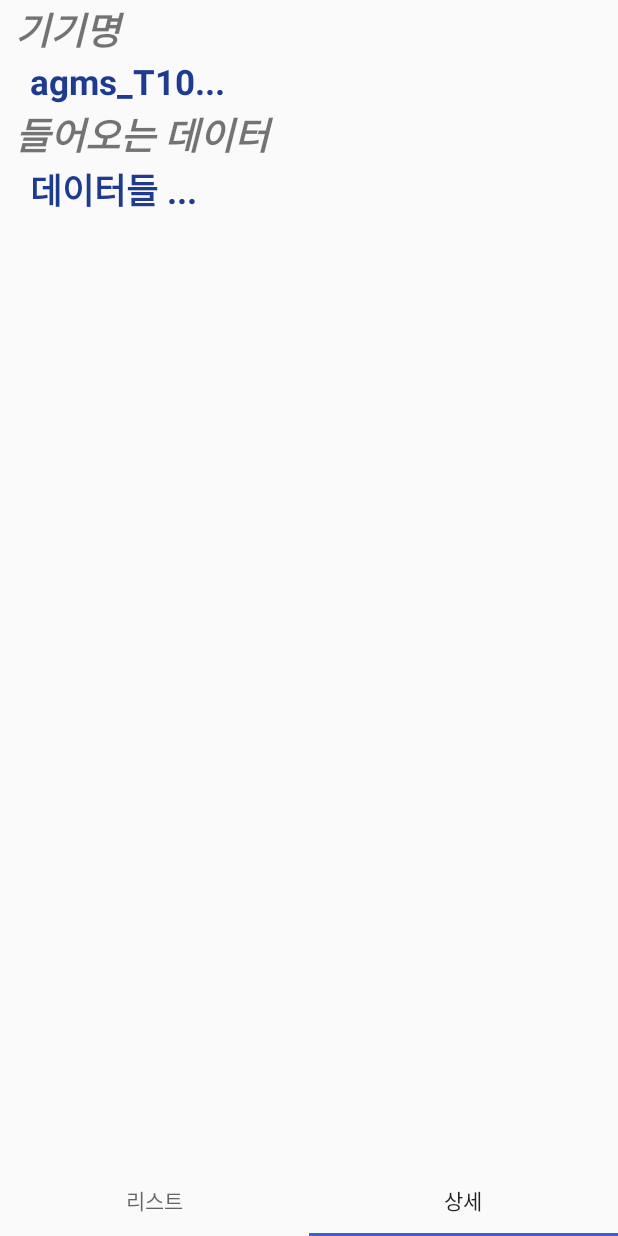
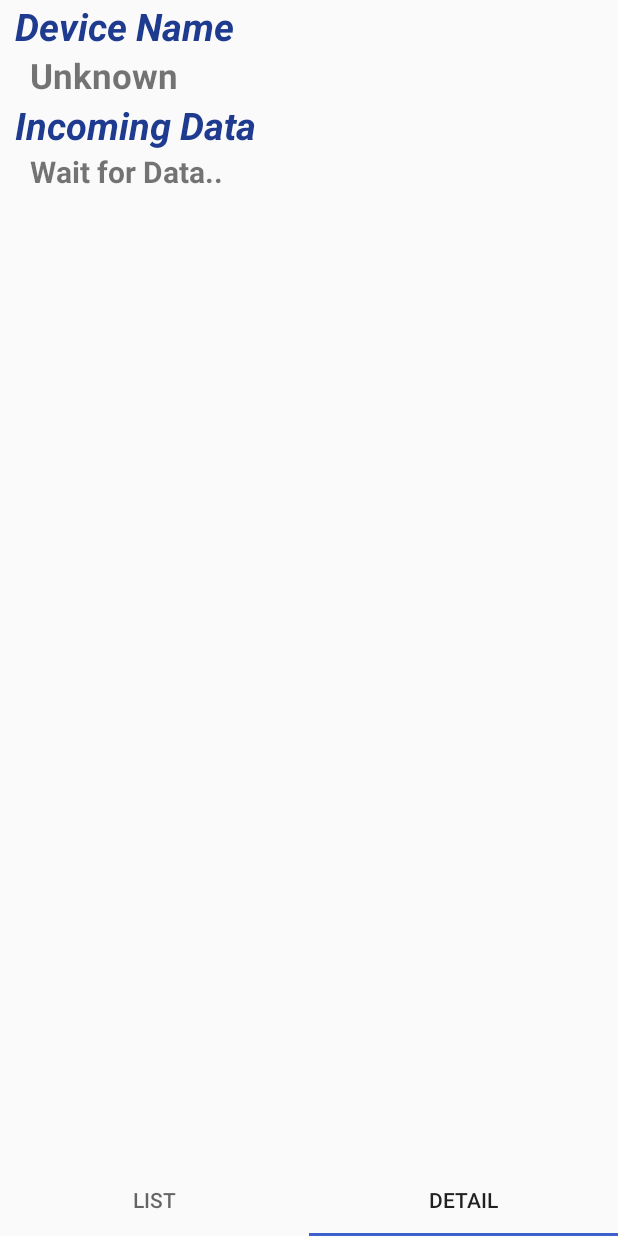
Before and after one commit to choco5732/BLEConnectAndGetData, an Android app: the screen it shows after launch (MainActivity), item 2 of the bottom bar chosen, on a phone screen of 412 x 824 dp. Run offline under Robolectric (Android 15) with nearby library versions, the phone set to English and light mode, and no system bars.

Commit message:
누르면 이동

```diff
--- a/app/src/main/java/com/example/protocol20datainfo/presentation/BleListFragment.kt
+++ b/app/src/main/java/com/example/protocol20datainfo/presentation/BleListFragment.kt
@@ -25,6 +25,8 @@ import androidx.core.app.ActivityCompat
 import androidx.fragment.app.Fragment
 import androidx.lifecycle.ViewModelProvider
 import androidx.recyclerview.widget.LinearLayoutManager
+import androidx.viewpager2.widget.ViewPager2
+import com.example.protocol20datainfo.R
 import com.example.protocol20datainfo.databinding.FragmentBleListBinding
 import com.example.protocol20datainfo.presentation.MainActivity.Companion.characteristicUuidWriteT10
 import java.util.Calendar
@@ -164,15 +166,13 @@ class BleListFragment : Fragment() {
 
 //                    state = true
                     deviceAdapter.updateUiForConnect(gatt.device.address)
+
+                    val viewPager = activity?.findViewById<ViewPager2>(R.id.view_pager)
+                    viewPager?.let {
+                        it.setCurrentItem(1, true)
+                    }
+
                 }
-
-//                GlobalScope.launch {
-//                    withContext(Dispatchers.Main) {
-//                        Toast.makeText(requireContext(), "${gatt.device.name} 에 연결되었습니다! \n데이터를 가져오는 중입니다.. \n잠시만 기다려주세요..", Toast.LENGTH_SHORT).show()
-//                        // Update UI using updateUiForConnect
-//                        deviceAdapter.updateUiForConnect(gatt.device.name)
-//                    }
-//                }
             } else {
                 Log.d("choco5732" ,"가트 진입 실패!")
             }
--- a/app/src/main/java/com/example/protocol20datainfo/presentation/MainActivity.kt
+++ b/app/src/main/java/com/example/protocol20datainfo/presentation/MainActivity.kt
@@ -20,7 +20,9 @@ import androidx.appcompat.app.AppCompatActivity
 import androidx.core.animation.doOnEnd
 import androidx.core.app.ActivityCompat
 import androidx.core.splashscreen.SplashScreen.Companion.installSplashScreen
+import com.example.protocol20datainfo.R
 import com.example.protocol20datainfo.databinding.MainActivityBinding
+import com.google.android.material.tabs.TabLayout
 import com.google.android.material.tabs.TabLayoutMediator
 import java.util.UUID
 
@@ -42,6 +44,11 @@ class MainActivity : AppCompatActivity() {
         private const val UUID_CONNECTION_CHARACTERISTIC_READ_T01 = "e1b40001-ffc4-4daa-a49b-1c92f99072ab"
 
         var state: Boolean = false
+
+        private val tabIcon = arrayListOf(
+            R.drawable.round_bluetooth_searching_24,
+            R.drawable.baseline_assessment_24
+        )
     }
 
     lateinit var binding: MainActivityBinding
@@ -64,7 +71,23 @@ class MainActivity : AppCompatActivity() {
         viewPager.adapter = viewPagerAdapter
         TabLayoutMediator(tabLayout, viewPager) { tab, position ->
             tab.setText(viewPagerAdapter.getTitle(position))
+//            tab.setIcon(tabIcon[position])
         }.attach()
+
+//        tabLayout.addOnTabSelectedListener(object: TabLayout.OnTabSelectedListener{
+//            override fun onTabSelected(tab: TabLayout.Tab?) {
+////                val icon = when (tab?.position) {
+////                }
+//            }
+//
+//            override fun onTabUnselected(tab: TabLayout.Tab?) {
+//                TODO("Not yet implemented")
+//            }
+//
+//            override fun onTabReselected(tab: TabLayout.Tab?) {
+//                TODO("Not yet implemented")
+//            }
+//        })
 
 
         // 스플래쉬 API 애니메이션 설정
--- /dev/null
+++ b/app/src/main/res/drawable/baseline_assessment_24.xml
@@ -0,0 +1,5 @@
+<vector xmlns:android="http://schemas.android.com/apk/res/android" android:height="24dp" android:tint="#1900FD" android:viewportHeight="24" android:viewportWidth="24" android:width="24dp">
+
+    <path android:fillColor="@android:color/white" android:pathData="M19,3L5,3c-1.1,0 -2,0.9 -2,2v14c0,1.1 0.9,2 2,2h14c1.1,0 2,-0.9 2,-2L21,5c0,-1.1 -0.9,-2 -2,-2zM9,17L7,17v-7h2v7zM13,17h-2L11,7h2v10zM17,17h-2v-4h2v4z"/>
+
+</vector>
--- a/app/src/main/res/drawable/ic_bluetooth_blue.xml
+++ b/app/src/main/res/drawable/ic_bluetooth_blue.xml
@@ -1,4 +1,4 @@
-<vector xmlns:android="http://schemas.android.com/apk/res/android" android:height="24dp" android:tint="#1D41E0" android:viewportHeight="24" android:viewportWidth="24" android:width="24dp">
+<vector xmlns:android="http://schemas.android.com/apk/res/android" android:height="24dp" android:tint="#454349" android:viewportHeight="24" android:viewportWidth="24" android:width="24dp">
 
     <path android:fillColor="@android:color/white" android:pathData="M17.71,7.71L12,2h-1v7.59L6.41,5 5,6.41 10.59,12 5,17.59 6.41,19 11,14.41L11,22h1l5.71,-5.71 -4.3,-4.29 4.3,-4.29zM13,5.83l1.88,1.88L13,9.59L13,5.83zM14.88,16.29L13,18.17v-3.76l1.88,1.88z"/>
 
--- a/app/src/main/res/layout/fragment_ble_info.xml
+++ b/app/src/main/res/layout/fragment_ble_info.xml
@@ -1,9 +1,9 @@
 <?xml version="1.0" encoding="utf-8"?>
 <androidx.constraintlayout.widget.ConstraintLayout xmlns:android="http://schemas.android.com/apk/res/android"
+    xmlns:app="http://schemas.android.com/apk/res-auto"
     xmlns:tools="http://schemas.android.com/tools"
     android:layout_width="match_parent"
     android:layout_height="match_parent"
-    xmlns:app="http://schemas.android.com/apk/res-auto"
     tools:context=".presentation.BleInfoFragment">
 
     <!-- TODO: Update blank fragment layout -->
@@ -11,54 +11,52 @@
         android:id="@+id/ble_detail_device_name_title"
         android:layout_width="match_parent"
         android:layout_height="wrap_content"
-        android:text="기기명"
+        android:layout_marginStart="10dp"
+        android:text="Device Name"
+        android:textColor="@color/blue"
         android:textSize="25dp"
         android:textStyle="bold|italic"
-        android:layout_marginStart="10dp"
+        app:layout_constraintEnd_toEndOf="parent"
         app:layout_constraintStart_toStartOf="parent"
-        app:layout_constraintEnd_toEndOf="parent"
-        app:layout_constraintTop_toTopOf="parent"
-        />
+        app:layout_constraintTop_toTopOf="parent" />
+
     <TextView
         android:id="@+id/ble_detail_device_name"
         android:layout_width="match_parent"
         android:layout_height="wrap_content"
-        android:text="agms_T10..."
+        android:layout_marginStart="20dp"
+        android:text="Unknown"
         android:textSize="23dp"
         android:textStyle="bold"
-        android:layout_marginStart="20dp"
-        android:textColor="@color/blue"
+        app:layout_constraintBottom_toTopOf="@id/ble_detil_receiving_data_title"
+        app:layout_constraintEnd_toEndOf="parent"
         app:layout_constraintStart_toStartOf="parent"
-        app:layout_constraintEnd_toEndOf="parent"
-        app:layout_constraintTop_toBottomOf="@id/ble_detail_device_name_title"
-        app:layout_constraintBottom_toTopOf="@id/ble_detil_receiving_data_title"
-        />
+        app:layout_constraintTop_toBottomOf="@id/ble_detail_device_name_title" />
 
     <TextView
         android:id="@+id/ble_detil_receiving_data_title"
         android:layout_width="match_parent"
         android:layout_height="wrap_content"
-        android:text="들어오는 데이터"
+        android:layout_marginStart="10dp"
+        android:text="Incoming Data"
+        android:textColor="@color/blue"
+        android:textSize="25dp"
         android:textStyle="bold|italic"
-        android:textSize="25dp"
-        android:layout_marginStart="10dp"
+        app:layout_constraintEnd_toEndOf="parent"
         app:layout_constraintStart_toStartOf="parent"
-        app:layout_constraintEnd_toEndOf="parent"
-        app:layout_constraintTop_toBottomOf="@id/ble_detail_device_name"
-        ></TextView>
+        app:layout_constraintTop_toBottomOf="@id/ble_detail_device_name"></TextView>
+
     <TextView
         android:id="@+id/ble_detil_receiving_data"
         android:layout_width="match_parent"
         android:layout_height="0dp"
-        android:text="데이터들 ..."
-        android:textColor="@color/blue"
-        android:textSize="23dp"
+        android:layout_marginStart="20dp"
+        android:text="Wait for Data.."
+        android:textSize="20dp"
         android:textStyle="bold"
-        android:layout_marginStart="20dp"
+        app:layout_constraintBottom_toBottomOf="parent"
+        app:layout_constraintEnd_toEndOf="parent"
         app:layout_constraintStart_toStartOf="parent"
-        app:layout_constraintEnd_toEndOf="parent"
-        app:layout_constraintTop_toBottomOf="@id/ble_detil_receiving_data_title"
-        app:layout_constraintBottom_toBottomOf="parent"
-        ></TextView>
+        app:layout_constraintTop_toBottomOf="@id/ble_detil_receiving_data_title"></TextView>
 
 </androidx.constraintlayout.widget.ConstraintLayout>
--- a/app/src/main/res/values/strings.xml
+++ b/app/src/main/res/values/strings.xml
@@ -3,6 +3,6 @@
     <string name="main_text1">BLE 탐색</string>
     <!-- TODO: Remove or change this placeholder text -->
     <string name="hello_blank_fragment">Hello blank fragment</string>
-    <string name="main_tab_ble_list">리스트</string>
-    <string name="main_tab_ble_detail">상세</string>
+    <string name="main_tab_ble_list">list</string>
+    <string name="main_tab_ble_detail">detail</string>
 </resources>
```
